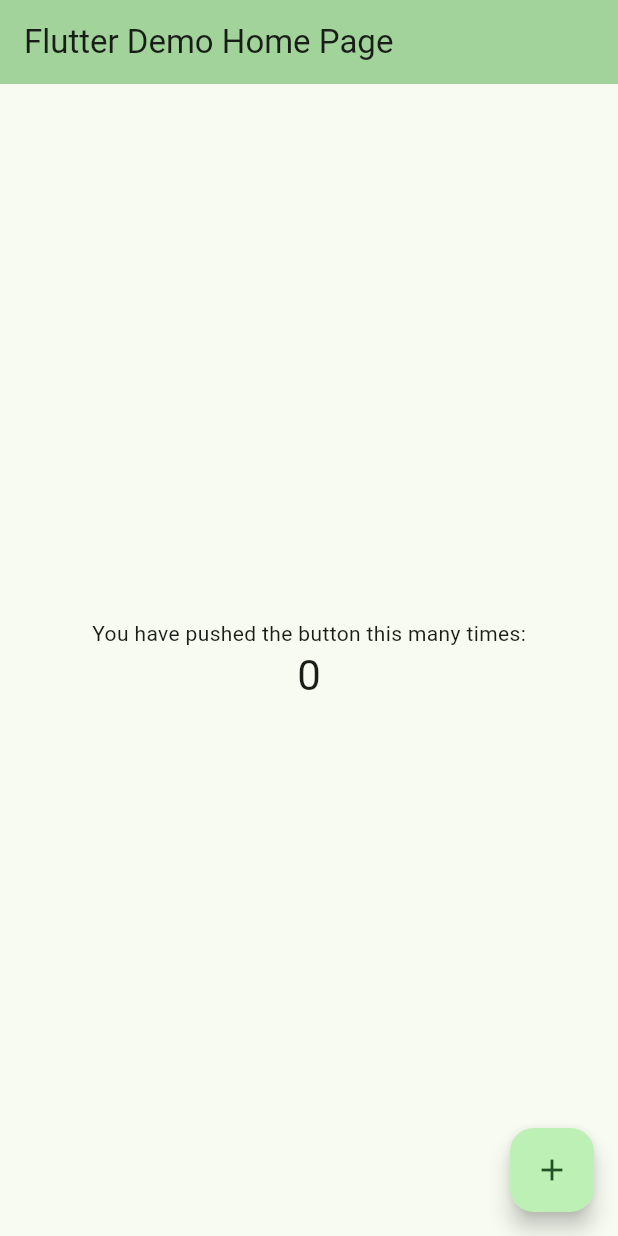
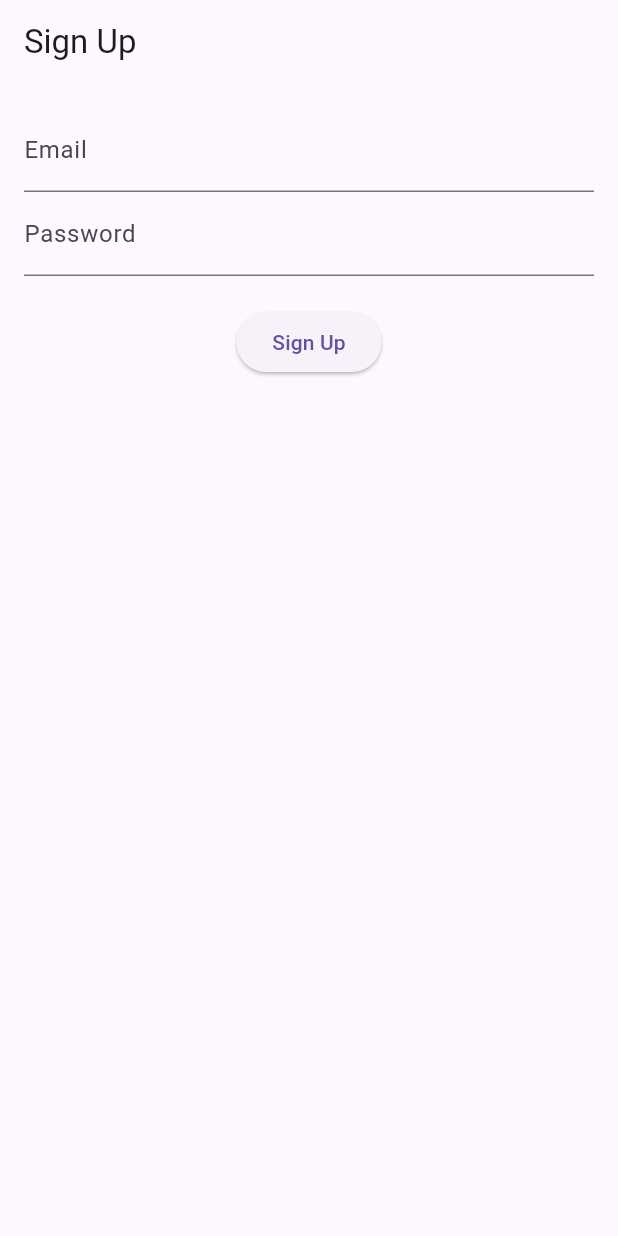
Before and after one commit to RohitPoolust/SkinGuard, a Flutter app: the screen it shows after launch, on a phone screen of 412 x 824 dp. Run offline on Flutter 3.47's test engine with Material 3 defaults, Android fonts, the phone set to English and light mode, and no system bars; our stand-ins replace firebase_auth, firebase_core; accounts and stored records are empty.

Commit message:
Preliminary login and signup

```diff
--- a/lib/main.dart
+++ b/lib/main.dart
@@ -1,128 +1,42 @@
+import 'package:firebase_core/firebase_core.dart';
 import 'package:flutter/material.dart';
-import 'package:firebase_core/firebase_core.dart';
+import 'package:firebase_auth/firebase_auth.dart';
+import 'sign_in_page.dart';
+import 'sign_up_page.dart';
 
-void main() async{
+void main() async {
   WidgetsFlutterBinding.ensureInitialized();
   await Firebase.initializeApp();
-  runApp(const MyApp());
+  runApp(MyApp());
 }
 
 class MyApp extends StatelessWidget {
-  const MyApp({super.key});
-
-  // This widget is the root of your application.
   @override
   Widget build(BuildContext context) {
     return MaterialApp(
-      title: 'Flutter Demo',
-      theme: ThemeData(
-        // This is the theme of your application.
-        //
-        // TRY THIS: Try running your application with "flutter run". You'll see
-        // the application has a purple toolbar. Then, without quitting the app,
-        // try changing the seedColor in the colorScheme below to Colors.green
-        // and then invoke "hot reload" (save your changes or press the "hot
-        // reload" button in a Flutter-supported IDE, or press "r" if you used
-        // the command line to start the app).
-        //
-        // Notice that the counter didn't reset back to zero; the application
-        // state is not lost during the reload. To reset the state, use hotP
-        // restart instead.
-        //
-        // This works for code too, not just values: Most code changes can be
-        // tested with just a hot reload.
-        colorScheme: ColorScheme.fromSeed(seedColor: Colors.green),
-        useMaterial3: true,
-      ),
-      home: const MyHomePage(title: 'Flutter Demo Home Page'),
+      title: 'Firebase Auth Example',
+      theme: ThemeData(primarySwatch: Colors.blue),
+      home: AuthPage(),
     );
   }
 }
 
-class MyHomePage extends StatefulWidget {
-  const MyHomePage({super.key, required this.title});
-
-  // This widget is the home page of your application. It is stateful, meaning
-  // that it has a State object (defined below) that contains fields that affect
-  // how it looks.
-
-  // This class is the configuration for the state. It holds the values (in this
-  // case the title) provided by the parent (in this case the App widget) and
-  // used by the build method of the State. Fields in a Widget subclass are
-  // always marked "final".
-
-  final String title;
-
-  @override
-  State<MyHomePage> createState() => _MyHomePageState();
-}
-
-class _MyHomePageState extends State<MyHomePage> {
-  int _counter = 0;
-
-  void _incrementCounter() {
-    setState(() {
-      // This call to setState tells the Flutter framework that something has
-      // changed in this State, which causes it to rerun the build method below
-      // so that the display can reflect the updated values. If we changed
-      // _counter without calling setState(), then the build method would not be
-      // called again, and so nothing would appear to happen.
-      _counter++;
-    });
-  }
-
+class AuthPage extends StatelessWidget {
   @override
   Widget build(BuildContext context) {
-    // This method is rerun every time setState is called, for instance as done
-    // by the _incrementCounter method above.
-    //
-    // The Flutter framework has been optimized to make rerunning build methods
-    // fast, so that you can just rebuild anything that needs updating rather
-    // than having to individually change instances of widgets.
-    return Scaffold(
-      appBar: AppBar(
-        // TRY THIS: Try changing the color here to a specific color (to
-        // Colors.amber, perhaps?) and trigger a hot reload to see the AppBar
-        // change color while the other colors stay the same.
-        backgroundColor: Theme.of(context).colorScheme.inversePrimary,
-        // Here we take the value from the MyHomePage object that was created by
-        // the App.build method, and use it to set our appbar title.
-        title: Text(widget.title),
-      ),
-      body: Center(
-        // Center is a layout widget. It takes a single child and positions it
-        // in the middle of the parent.
-        child: Column(
-          // Column is also a layout widget. It takes a list of children and
-          // arranges them vertically. By default, it sizes itself to fit its
-          // children horizontally, and tries to be as tall as its parent.
-          //
-          // Column has various properties to control how it sizes itself and
-          // how it positions its children. Here we use mainAxisAlignment to
-          // center the children vertically; the main axis here is the vertical
-          // axis because Columns are vertical (the cross axis would be
-          // horizontal).
-          //
-          // TRY THIS: Invoke "debug painting" (choose the "Toggle Debug Paint"
-          // action in the IDE, or press "p" in the console), to see the
-          // wireframe for each widget.
-          mainAxisAlignment: MainAxisAlignment.center,
-          children: <Widget>[
-            const Text(
-              'You have pushed the button this many times:',
-            ),
-            Text(
-              '$_counter',
-              style: Theme.of(context).textTheme.headlineMedium,
-            ),
-          ],
-        ),
-      ),
-      floatingActionButton: FloatingActionButton(
-        onPressed: _incrementCounter,
-        tooltip: 'Increment',
-        child: const Icon(Icons.add),
-      ), // This trailing comma makes auto-formatting nicer for build methods.
+    return StreamBuilder<User?>(
+      stream: FirebaseAuth.instance.authStateChanges(),
+      builder: (context, snapshot) {
+        if (snapshot.connectionState == ConnectionState.waiting) {
+          return Center(child: CircularProgressIndicator());
+        } else if (snapshot.hasError) {
+          return Center(child: Text("Something went wrong"));
+        } else if (snapshot.hasData) {
+          return SignInPage(); // User is signed in
+        } else {
+          return SignUpPage(); // No user is signed in
+        }
+      },
     );
   }
 }
--- /dev/null
+++ b/lib/sign_up_page.dart
@@ -0,0 +1,52 @@
+import 'package:flutter/material.dart';
+import 'package:firebase_auth/firebase_auth.dart';
+
+class SignUpPage extends StatefulWidget {
+  @override
+  _SignUpPageState createState() => _SignUpPageState();
+}
+
+class _SignUpPageState extends State<SignUpPage> {
+  final _emailController = TextEditingController();
+  final _passwordController = TextEditingController();
+  final _auth = FirebaseAuth.instance;
+
+  Future<void> signUp() async {
+    try {
+      await _auth.createUserWithEmailAndPassword(
+        email: _emailController.text,
+        password: _passwordController.text,
+      );
+    } catch (e) {
+      ScaffoldMessenger.of(context).showSnackBar(SnackBar(content: Text("Failed to sign up: $e")));
+    }
+  }
+
+  @override
+  Widget build(BuildContext context) {
+    return Scaffold(
+      appBar: AppBar(title: Text("Sign Up")),
+      body: Padding(
+        padding: const EdgeInsets.all(16.0),
+        child: Column(
+          children: [
+            TextField(
+              controller: _emailController,
+              decoration: InputDecoration(labelText: "Email"),
+            ),
+            TextField(
+              controller: _passwordController,
+              decoration: InputDecoration(labelText: "Password"),
+              obscureText: true,
+            ),
+            SizedBox(height: 20),
+            ElevatedButton(
+              onPressed: signUp,
+              child: Text("Sign Up"),
+            ),
+          ],
+        ),
+      ),
+    );
+  }
+}
--- a/pubspec.yaml
+++ b/pubspec.yaml
@@ -36,6 +36,9 @@ dependencies:
   cupertino_icons: ^1.0.8
   firebase_core: ^3.10.1
   firebase_auth: ^5.4.1
+  provider: ^6.1.2
+  random_string: ^2.3.1
+  cloud_firestore: ^5.6.2
 
 dev_dependencies:
   flutter_test:
```
Also changed, not shown: lib/sign_in_page.dart (added, +52 -0 lines), pubspec.lock, 4 other files.
